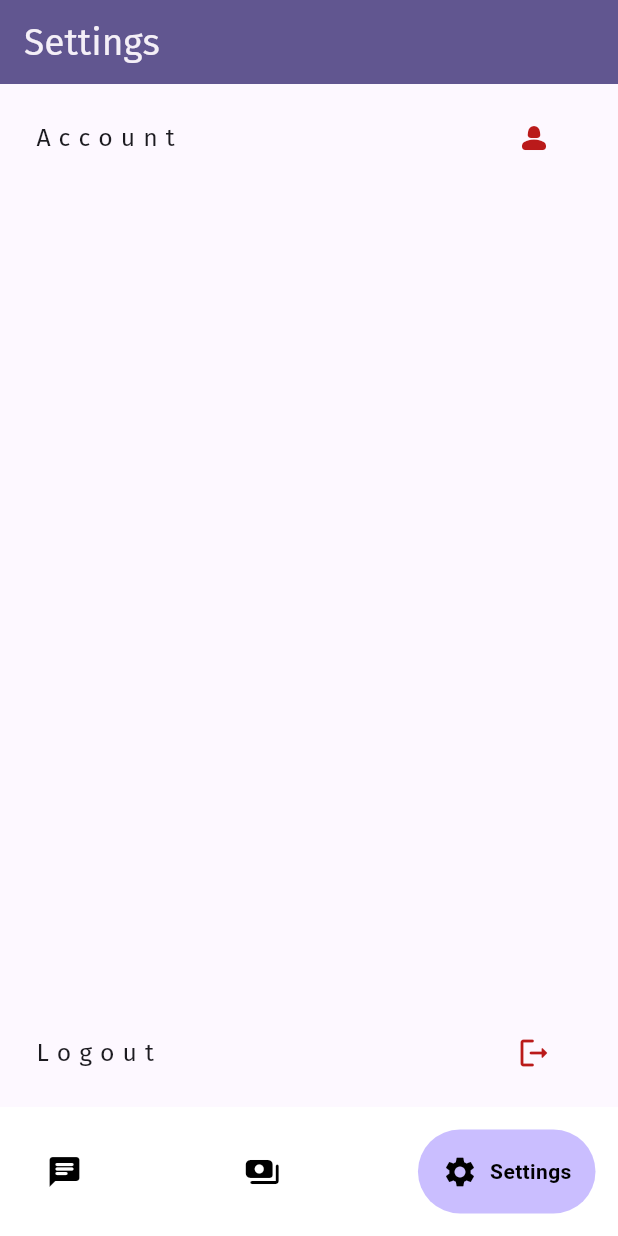
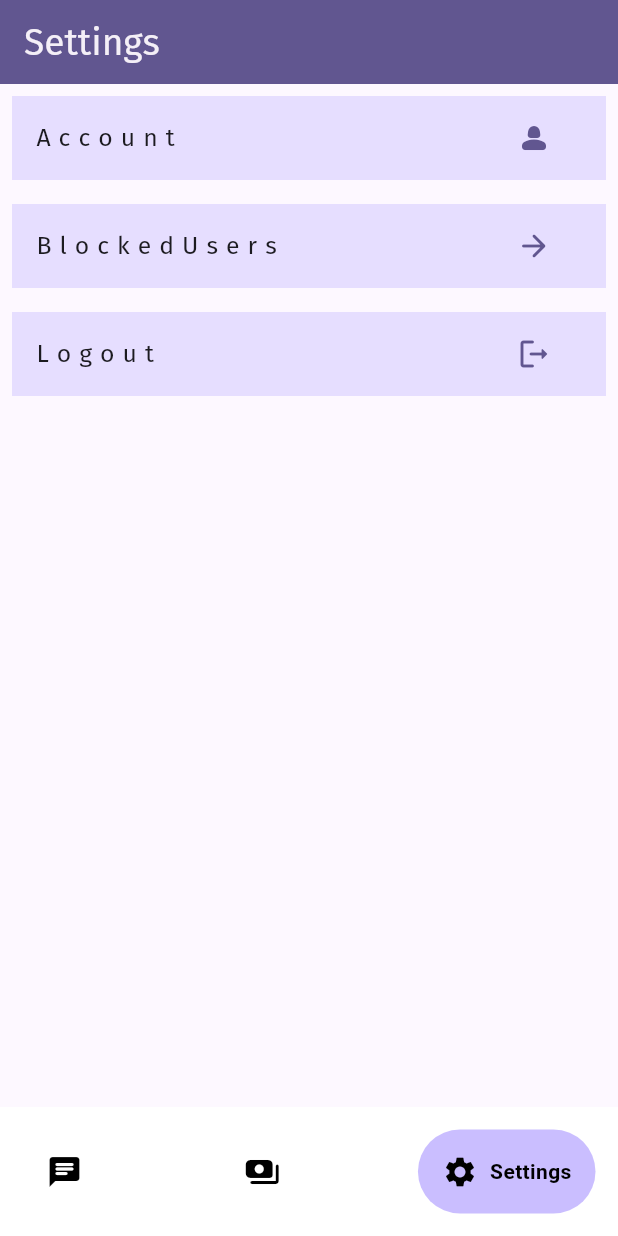
Before and after one commit to adityawalture/Chatify, a Flutter app: the screen it shows once a user with an empty profile is signed in, item 3 of the bottom bar chosen, on a phone screen of 412 x 824 dp. Run offline on Flutter 3.47's test engine with Material 3 defaults, Android fonts, the phone set to English and light mode, and no system bars; drawn by our look-alikes of google_nav_bar; our stand-ins replace cached_network_image, cloud_firestore, connectivity, email_validator, firebase_auth, firebase_core and 5 more; accounts and stored records are empty.

Commit message:
Blocked Screen added

```diff
--- a/lib/Pages/home.dart
+++ b/lib/Pages/home.dart
@@ -4,7 +4,6 @@ import 'package:chatify/widgets/usertile.dart';
 import 'package:firebase_auth/firebase_auth.dart';
 import 'package:flutter/material.dart';
 import 'package:google_fonts/google_fonts.dart';
-
 
 class BuildUserList extends StatefulWidget {
   const BuildUserList({super.key});
@@ -47,7 +46,7 @@ class _BuildUserListState extends State<BuildUserList> {
 
   Widget _buildUserList() {
     return StreamBuilder(
-      stream: _chatService.getUserStream(),
+      stream: _chatService.getUsersStreamExceptBlocked(),
       builder: (context, snapshot) {
         // if error
         if (snapshot.hasError) {
--- a/lib/Pages/settingspage.dart
+++ b/lib/Pages/settingspage.dart
@@ -1,3 +1,4 @@
+import 'package:chatify/Pages/blockeduserspage.dart';
 import 'package:firebase_auth/firebase_auth.dart';
 import 'package:flutter/material.dart';
 import 'package:google_fonts/google_fonts.dart';
@@ -23,11 +24,12 @@ class SettingsPage extends StatelessWidget {
         ),
       ),
       body: Column(
-        mainAxisAlignment: MainAxisAlignment.spaceBetween,
+        // mainAxisAlignment: MainAxisAlignment.spaceBetween,
         children: [
           Padding(
             padding: const EdgeInsets.all(8.0),
             child: ListTile(
+              tileColor: Theme.of(context).colorScheme.primaryContainer,
               title: Text(
                 'A c c o u n t',
                 style: GoogleFonts.firaSans(
@@ -40,16 +42,41 @@ class SettingsPage extends StatelessWidget {
                 onPressed: () {},
                 icon: Icon(
                   Icons.person_2_rounded,
-                  color: Theme.of(context).colorScheme.error,
+                  color: Theme.of(context).colorScheme.primary,
                 ),
               ),
             ),
           ),
-          Column(
-            children: [
           Padding(
             padding: const EdgeInsets.all(8.0),
             child: ListTile(
+              tileColor: Theme.of(context).colorScheme.primaryContainer,
+              title: Text(
+                'B l o c k e d U s e r s',
+                style: GoogleFonts.firaSans(
+                  fontSize: screenHeight * 0.02,
+                  fontWeight: FontWeight.w400,
+                  // color: Theme.of(context).colorScheme.primary,
+                ),
+              ),
+              trailing: IconButton(
+                onPressed: () => Navigator.push(
+                  context,
+                  MaterialPageRoute(
+                    builder: (context) => BlockedUsersPage(),
+                  ),
+                ),
+                icon: Icon(
+                  Icons.arrow_forward_rounded,
+                  color: Theme.of(context).colorScheme.primary,
+                ),
+              ),
+            ),
+          ),
+          Padding(
+            padding: const EdgeInsets.all(8.0),
+            child: ListTile(
+              tileColor: Theme.of(context).colorScheme.primaryContainer,
               title: Text(
                 'L o g o u t',
                 style: GoogleFonts.firaSans(
@@ -64,15 +91,13 @@ class SettingsPage extends StatelessWidget {
                 },
                 icon: Icon(
                   Icons.logout_rounded,
-                      color: Theme.of(context).colorScheme.error,
+                  color: Theme.of(context).colorScheme.primary,
                 ),
               ),
             ),
           ),
         ],
       ),
-        ],
-      ),
     );
   }
 }
--- a/lib/widgets/messagebubble.dart
+++ b/lib/widgets/messagebubble.dart
@@ -100,6 +100,7 @@ class ChatBubble extends StatelessWidget {
             onPressed: () {
               ChatService().blockUser(userId);
               Navigator.pop(context);
+              Navigator.pop(context);
               ScaffoldMessenger.of(context).showSnackBar(
                 const CustomSnackBar(message: 'Blocked').snackbar,
               );
```
Also changed, not shown: lib/Pages/blockeduserspage.dart (added, +91 -0 lines), lib/widgets/usertile.dart (+10 -2 lines). Lines whose indentation alone changed are shown as unchanged.
